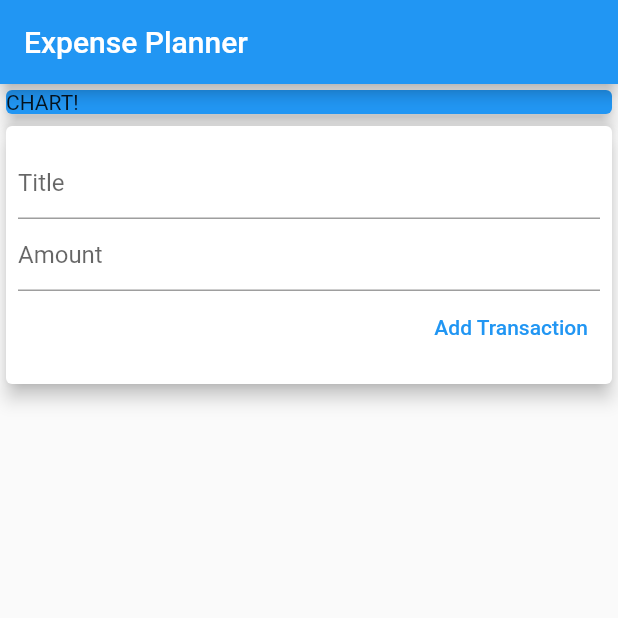
After one commit to Rares23/expensive_planner, a Flutter app: the screen it shows after launch, on a phone screen of 412 x 824 dp, the top half of it. The commit adds this screen. Run offline on Flutter 3.47's test engine with Material 2 defaults, Android fonts, the phone set to English and light mode, and no system bars.

Commit message:
create user transaction widget and combine the transactions list and new transaction form here

```diff
--- a/lib/main.dart
+++ b/lib/main.dart
@@ -1,7 +1,5 @@
 import 'package:expense_planner/pages/my_home_page.dart';
 import 'package:flutter/material.dart';
-import 'package:expense_planner/widgets/transaction_item_view.dart';
-import 'package:expense_planner/data/transaction.dart';
 
 void main() => runApp(ExpensePlannerApp());
 
--- /dev/null
+++ b/lib/widgets/user_transactions.dart
@@ -0,0 +1,38 @@
+import 'package:expense_planner/data/models/transaction.dart';
+import 'package:expense_planner/widgets/new_transaction_form.dart';
+import 'package:expense_planner/widgets/transactions_list_header_view.dart';
+import 'package:flutter/material.dart';
+
+class UserTransactions extends StatefulWidget {
+  @override
+  _UserTransactionsState createState() => _UserTransactionsState();
+}
+
+class _UserTransactionsState extends State<UserTransactions> {
+  List<Transaction> transactions = [];
+
+  void createTransaction(String title, String amount) {
+    if (title.isNotEmpty && amount.isNotEmpty) {
+      transactions.add(
+        Transaction(
+          id: transactions.length.toString(),
+          title: title,
+          amount: double.parse(amount),
+          date: DateTime.now(),
+        ),
+      );
+    }
+  }
+
+  @override
+  Widget build(BuildContext context) {
+    return Column(
+      children: [
+        TransactionsListHeaderView(),
+        NewTransactionForm(
+          createTransaction: createTransaction,
+        ),
+      ],
+    );
+  }
+}
```
Also changed, not shown: lib/pages/my_home_page.dart (+6 -37 lines), lib/widgets/transactions_list_view.dart (+8 -5 lines), lib/data/models/transaction.dart (renamed from lib/data/transaction.dart).
